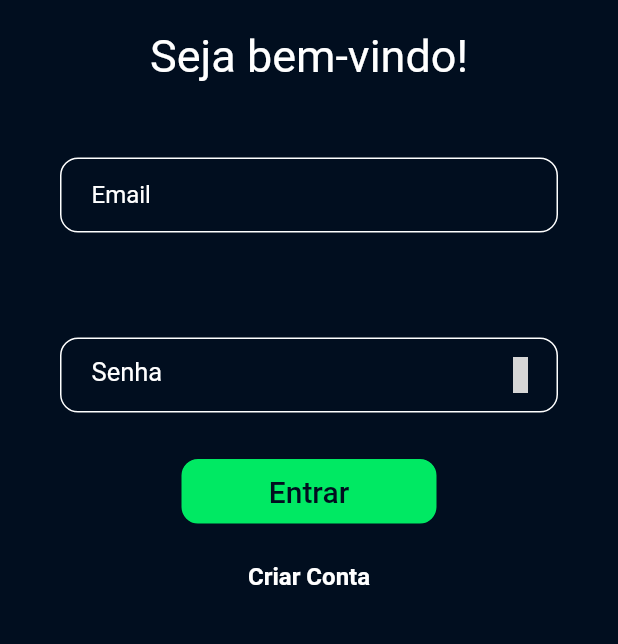
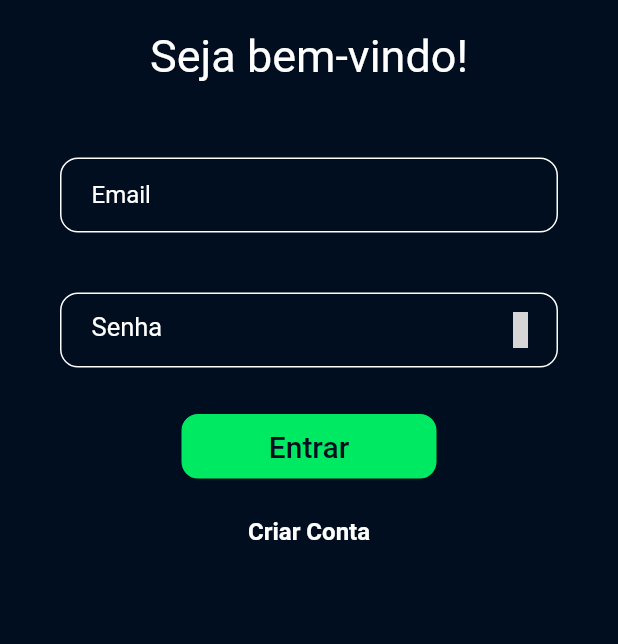
Before and after one commit to gzeloni/desafio-capyba, a Flutter app: the screen it shows after launch, on a phone screen of 412 x 824 dp, the part 405-1049 px from its top. Run offline on Flutter 3.47's test engine with Material 2 defaults, Android fonts, the phone set to English and light mode, and no system bars; our stand-ins replace camera, cloud_firestore, firebase_auth, firebase_core, firebase_storage, iconsax; accounts and stored records are empty; Roboto replaces fonts that are missing (PaytoneOne, Poppins); grey boxes are pictures that could not be loaded.

Commit message:
final commit :)

```diff
--- a/lib/src/screens/camera_screen.dart
+++ b/lib/src/screens/camera_screen.dart
@@ -6,7 +6,6 @@ import 'package:firebase_auth/firebase_auth.dart';
 import 'package:cloud_firestore/cloud_firestore.dart';
 import 'package:firebase_storage/firebase_storage.dart';
 import 'package:camera/camera.dart';
-import 'package:desafio_capyba/src/navbar/navbar.dart';
 
 class TakePictureScreen extends StatefulWidget {
   const TakePictureScreen({
--- a/lib/src/screens/login_page.dart
+++ b/lib/src/screens/login_page.dart
@@ -58,9 +58,6 @@ class _LoginPageState extends State<LoginPage> {
                   useController: true,
                   controller: _emailController,
                   hintText: 'Email',
-                ),
-                const SizedBox(
-                  height: 30,
                 ),
                 Padding(
                   padding: const EdgeInsets.symmetric(horizontal: 20),
--- a/pubspec.yaml
+++ b/pubspec.yaml
@@ -19,6 +19,7 @@ dependencies:
   firebase_storage: ^11.0.16
   cloud_firestore: ^4.4.5
   image_picker: ^0.8.7
+  http: ^0.13.5
 
 dev_dependencies:
   flutter_test:
```
Also changed, not shown: pubspec.lock.
